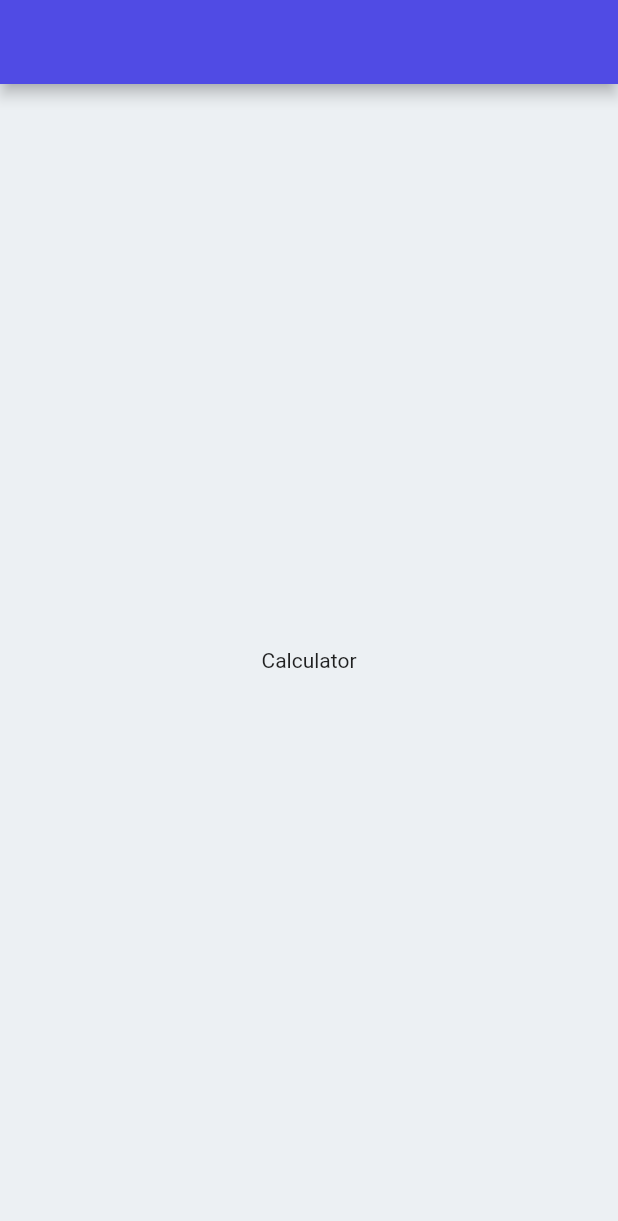
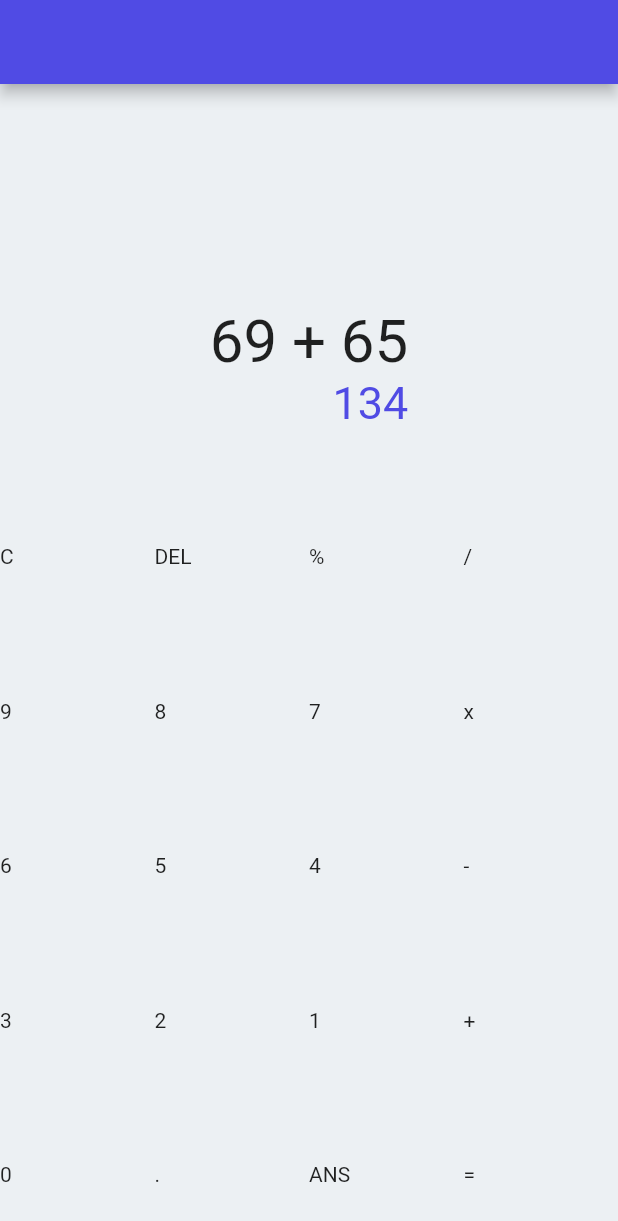
Before and after one commit to MatthieuNadeau96/Neumorphic_Calculator, a Flutter app: the screen it shows after launch, on a phone screen of 412 x 824 dp. Shown: the top 1221 px of the screen. Run offline on Flutter 3.47's test engine with Material 2 defaults, Android fonts, the phone set to English and light mode, and no system bars.

Commit message:
created a list of button strings and made a GridView.builder to display them

```diff
--- a/lib/main.dart
+++ b/lib/main.dart
@@ -24,12 +24,70 @@ class MyHomePage extends StatefulWidget {
 }
 
 class _MyHomePageState extends State<MyHomePage> {
+  String userQuery = '69 + 65';
+  String userAnswer = '134';
+
+  final List<String> buttons = [
+    'C',
+    'DEL',
+    '%',
+    '/',
+    '9',
+    '8',
+    '7',
+    'x',
+    '6',
+    '5',
+    '4',
+    '-',
+    '3',
+    '2',
+    '1',
+    '+',
+    '0',
+    '.',
+    'ANS',
+    '=',
+  ];
+
   @override
   Widget build(BuildContext context) {
+    ThemeData themeData = Theme.of(context);
     return Scaffold(
       appBar: AppBar(),
-      body: Center(
-        child: Text('Calculator'),
+      body: Column(
+        children: <Widget>[
+          Spacer(flex: 1),
+          Expanded(
+            flex: 2,
+            child: Column(
+              crossAxisAlignment: CrossAxisAlignment.end,
+              mainAxisAlignment: MainAxisAlignment.end,
+              children: <Widget>[
+                Text(
+                  userQuery,
+                  style: TextStyle(fontSize: 40),
+                ),
+                Text(
+                  userAnswer,
+                  style: TextStyle(fontSize: 30, color: themeData.primaryColor),
+                ),
+              ],
+            ),
+          ),
+          Spacer(flex: 1),
+          Expanded(
+            flex: 6,
+            child: GridView.builder(
+              itemCount: buttons.length,
+              gridDelegate:
+                  SliverGridDelegateWithFixedCrossAxisCount(crossAxisCount: 4),
+              itemBuilder: (BuildContext context, int index) {
+                return Text(buttons[index]);
+              },
+            ),
+          ),
+        ],
       ),
     );
   }
```
